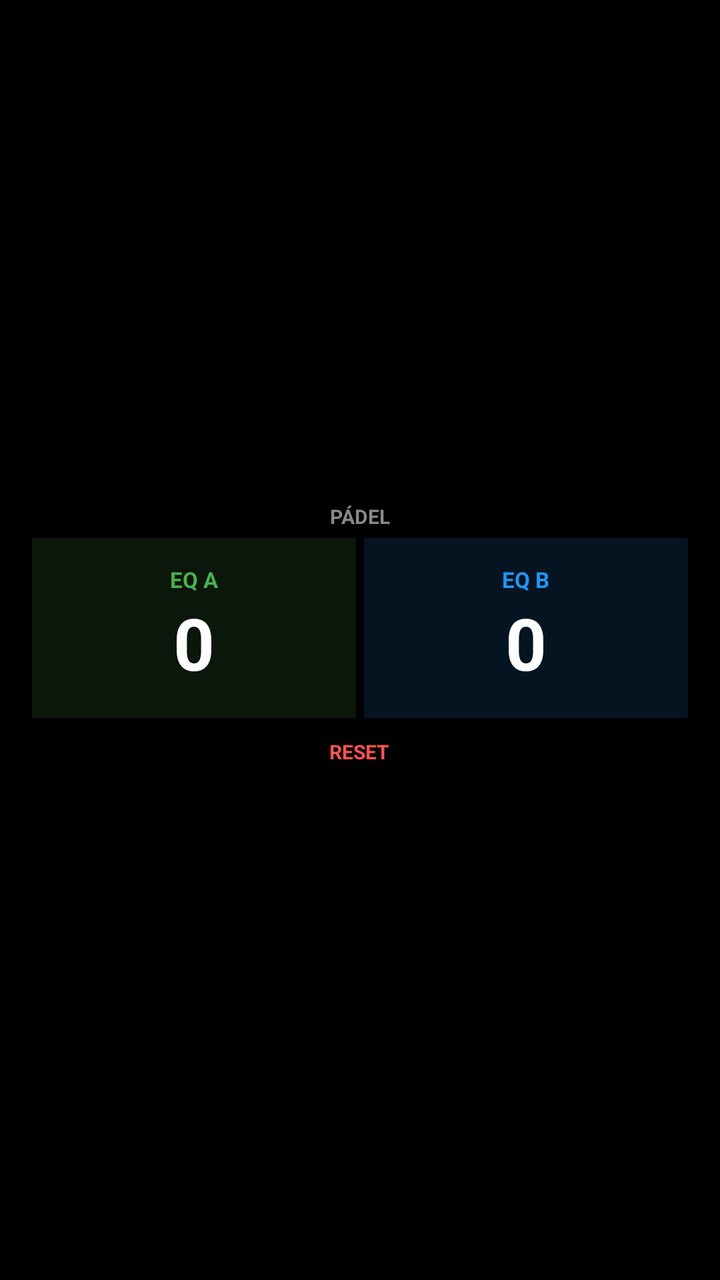
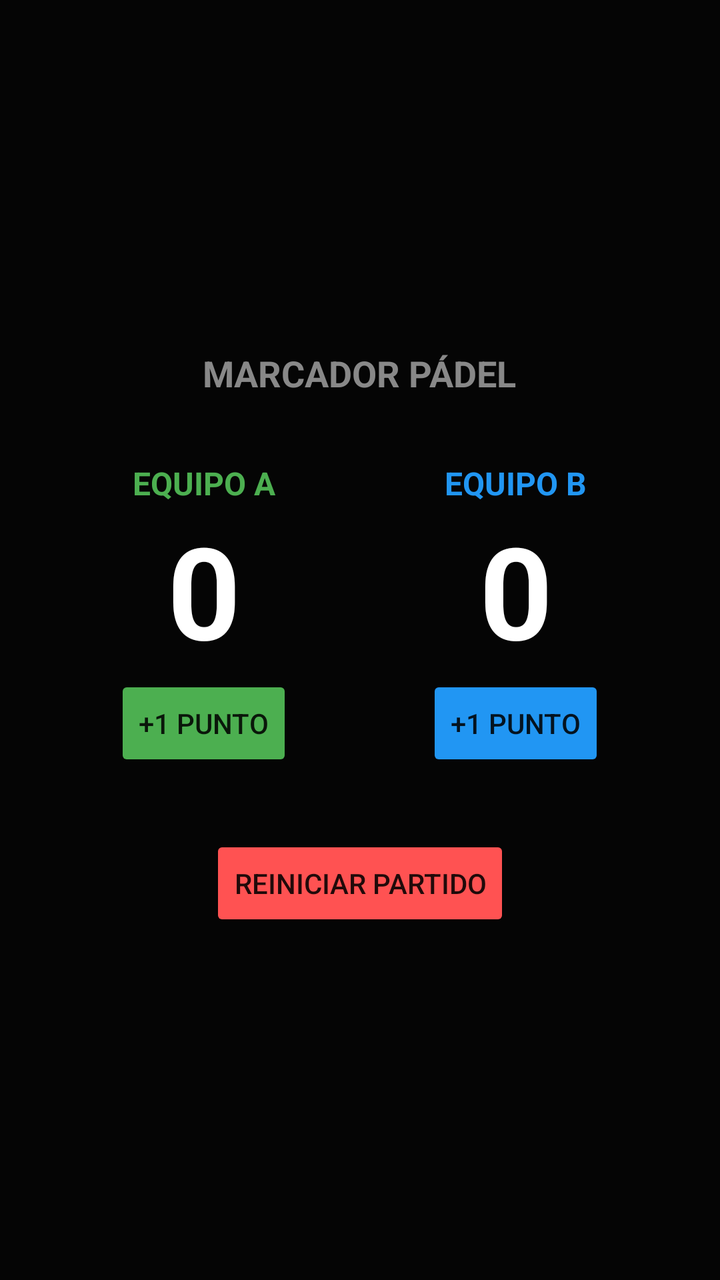

Before-and-after screenshots of an Android layout around one commit, followed by the original layout XML and the change that was made.
<!-- AndroidManifest.xml: application theme Theme.AppCompat.Light.NoActionBar -->
<!-- res/layout/activity_main.xml -->
<?xml version="1.0" encoding="utf-8"?>
<LinearLayout xmlns:android="http://schemas.android.com/apk/res/android"
    android:layout_width="match_parent"
    android:layout_height="match_parent"
    android:orientation="vertical"
    android:gravity="center"
    android:background="#000000"
    android:padding="16dp">

    <TextView
        android:layout_width="wrap_content"
        android:layout_height="wrap_content"
        android:text="PÁDEL"
        android:textColor="#888888"
        android:textSize="10sp"
        android:textStyle="bold"
        android:layout_marginBottom="4dp" />

    
    <LinearLayout
        android:layout_width="match_parent"
        android:layout_height="90dp"
        android:orientation="horizontal"
        android:gravity="center">

        
        <LinearLayout
            android:id="@+id/layoutTeamA"
            android:layout_width="0dp"
            android:layout_height="match_parent"
            android:layout_weight="1"
            android:gravity="center"
            android:orientation="vertical"
            android:background="#224CAF50"
            android:clickable="true"
            android:focusable="true"
            android:layout_marginEnd="2dp">

            <TextView
                android:layout_width="wrap_content"
                android:layout_height="wrap_content"
                android:text="EQ A"
                android:textColor="#4CAF50"
                android:textSize="11sp"
                android:textStyle="bold" />

            <TextView
                android:id="@+id/tvScoreA"
                android:layout_width="wrap_content"
                android:layout_height="wrap_content"
                android:text="0"
                android:textColor="#FFFFFF"
                android:textSize="36sp"
                android:textStyle="bold" />
        </LinearLayout>

        
        <LinearLayout
            android:id="@+id/layoutTeamB"
            android:layout_width="0dp"
            android:layout_height="match_parent"
            android:layout_weight="1"
            android:gravity="center"
            android:orientation="vertical"
            android:background="#222196F3"
            android:clickable="true"
            android:focusable="true"
            android:layout_marginStart="2dp">

            <TextView
                android:layout_width="wrap_content"
                android:layout_height="wrap_content"
                android:text="EQ B"
                android:textColor="#2196F3"
                android:textSize="11sp"
                android:textStyle="bold" />

            <TextView
                android:id="@+id/tvScoreB"
                android:layout_width="wrap_content"
                android:layout_height="wrap_content"
                android:text="0"
                android:textColor="#FFFFFF"
                android:textSize="36sp"
                android:textStyle="bold" />
        </LinearLayout>

    </LinearLayout>

    
    <TextView
        android:id="@+id/btnReset"
        android:layout_width="wrap_content"
        android:layout_height="wrap_content"
        android:text="RESET"
        android:textColor="#FF5252"
        android:textSize="10sp"
        android:textStyle="bold"
        android:padding="6dp"
        android:clickable="true"
        android:focusable="true"
        android:layout_marginTop="4dp" />

</LinearLayout>
<!-- resources referenced by this layout -->
<resources>

</resources>

<!-- the commit's change to res/layout/activity_main.xml (unified diff, before → after) -->
@@ -4,44 +4,39 @@
     android:layout_height="match_parent"
     android:orientation="vertical"
     android:gravity="center"
-    android:background="#000000"
-    android:padding="16dp">
+    android:background="#050505"
+    android:padding="24dp">
 
     <TextView
         android:layout_width="wrap_content"
         android:layout_height="wrap_content"
-        android:text="PÁDEL"
+        android:text="MARCADOR PÁDEL"
         android:textColor="#888888"
-        android:textSize="10sp"
+        android:textSize="18sp"
         android:textStyle="bold"
-        android:layout_marginBottom="4dp" />
+        android:layout_marginBottom="32dp" />
 
-    
     <LinearLayout
         android:layout_width="match_parent"
-        android:layout_height="90dp"
+        android:layout_height="wrap_content"
         android:orientation="horizontal"
-        android:gravity="center">
+        android:gravity="center"
+        android:layout_marginBottom="32dp">
 
         
         <LinearLayout
-            android:id="@+id/layoutTeamA"
             android:layout_width="0dp"
-            android:layout_height="match_parent"
+            android:layout_height="wrap_content"
             android:layout_weight="1"
             android:gravity="center"
-            android:orientation="vertical"
-            android:background="#224CAF50"
-            android:clickable="true"
-            android:focusable="true"
-            android:layout_marginEnd="2dp">
+            android:orientation="vertical">
 
             <TextView
                 android:layout_width="wrap_content"
                 android:layout_height="wrap_content"
-                android:text="EQ A"
+                android:text="EQUIPO A"
                 android:textColor="#4CAF50"
-                android:textSize="11sp"
+                android:textSize="16sp"
                 android:textStyle="bold" />
 
             <TextView
@@ -50,29 +45,31 @@
                 android:layout_height="wrap_content"
                 android:text="0"
                 android:textColor="#FFFFFF"
-                android:textSize="36sp"
+                android:textSize="64sp"
                 android:textStyle="bold" />
+
+            <Button
+                android:id="@+id/btnPointA"
+                android:layout_width="wrap_content"
+                android:layout_height="wrap_content"
+                android:text="+1 PUNTO"
+                android:backgroundTint="#4CAF50" />
         </LinearLayout>
 
         
         <LinearLayout
-            android:id="@+id/layoutTeamB"
             android:layout_width="0dp"
-            android:layout_height="match_parent"
+            android:layout_height="wrap_content"
             android:layout_weight="1"
             android:gravity="center"
-            android:orientation="vertical"
-            android:background="#222196F3"
-            android:clickable="true"
-            android:focusable="true"
-            android:layout_marginStart="2dp">
+            android:orientation="vertical">
 
             <TextView
                 android:layout_width="wrap_content"
                 android:layout_height="wrap_content"
-                android:text="EQ B"
+                android:text="EQUIPO B"
                 android:textColor="#2196F3"
-                android:textSize="11sp"
+                android:textSize="16sp"
                 android:textStyle="bold" />
 
             <TextView
@@ -81,24 +78,24 @@
                 android:layout_height="wrap_content"
                 android:text="0"
                 android:textColor="#FFFFFF"
-                android:textSize="36sp"
+                android:textSize="64sp"
                 android:textStyle="bold" />
+
+            <Button
+                android:id="@+id/btnPointB"
+                android:layout_width="wrap_content"
+                android:layout_height="wrap_content"
+                android:text="+1 PUNTO"
+                android:backgroundTint="#2196F3" />
         </LinearLayout>
 
     </LinearLayout>
 
-    
-    <TextView
+    <Button
         android:id="@+id/btnReset"
         android:layout_width="wrap_content"
         android:layout_height="wrap_content"
-        android:text="RESET"
-        android:textColor="#FF5252"
-        android:textSize="10sp"
-        android:textStyle="bold"
-        android:padding="6dp"
-        android:clickable="true"
-        android:focusable="true"
-        android:layout_marginTop="4dp" />
+        android:text="REINICIAR PARTIDO"
+        android:backgroundTint="#FF5252" />
 
 </LinearLayout>
